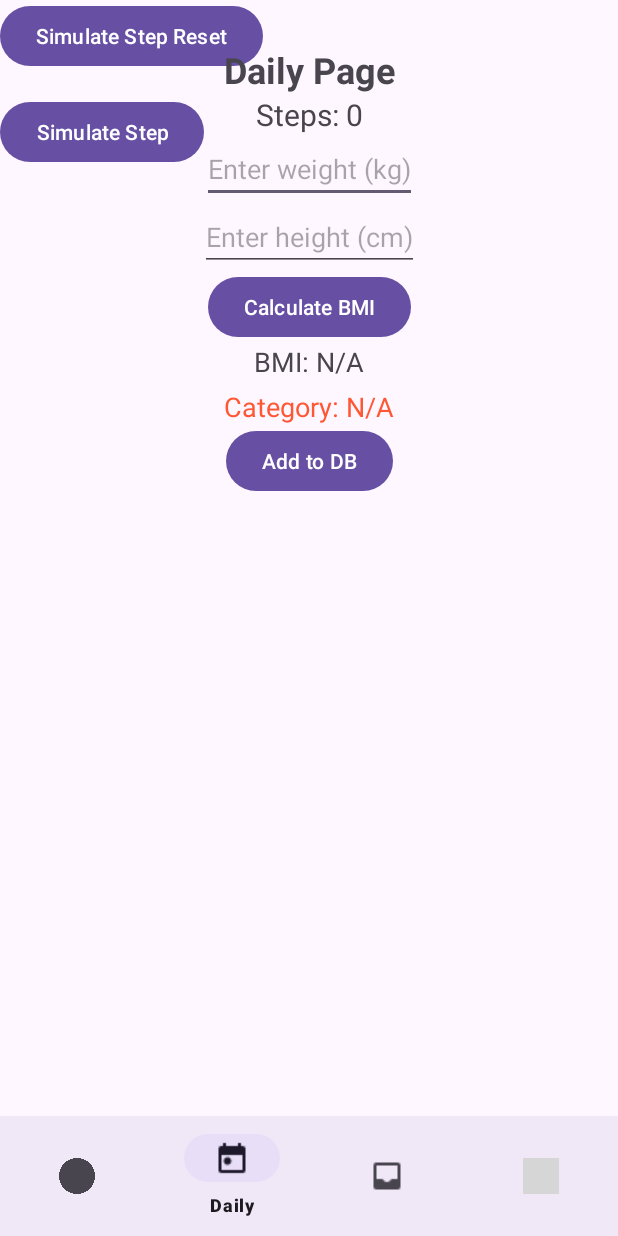
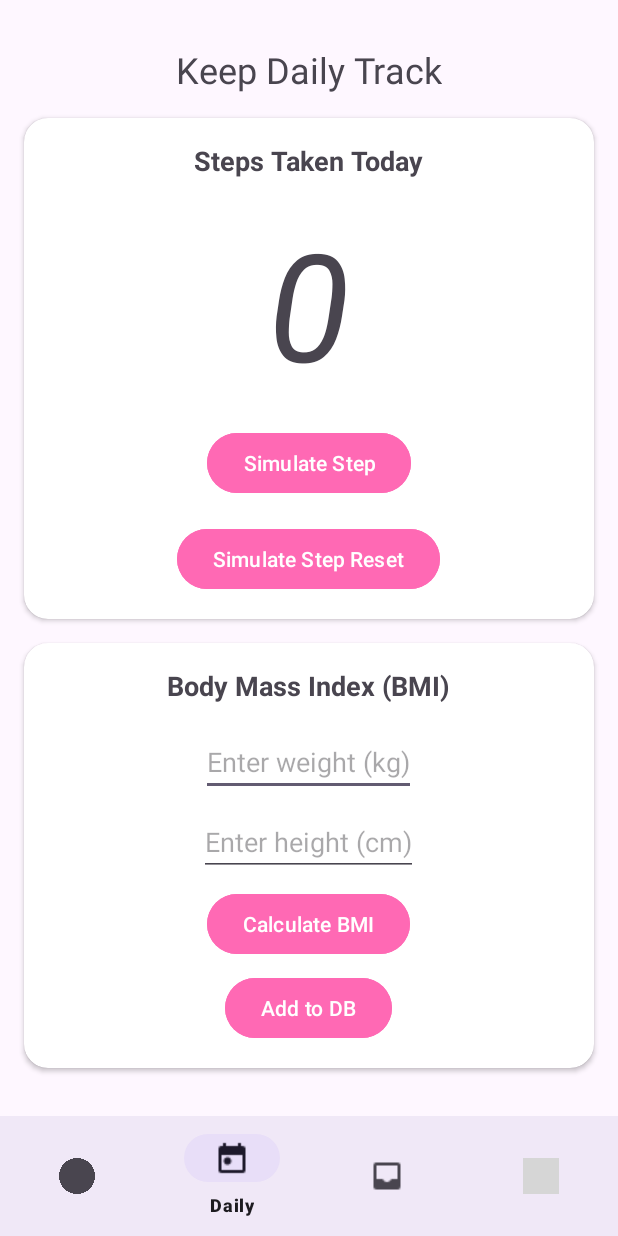
Before and after one commit to ishaanagarwal11/Regimony, an Android app: the screen it shows after launch once a user with an empty profile is signed in (Daily), item 2 of the bottom bar chosen, on a phone screen of 412 x 824 dp. Run offline under Robolectric (Android 15) with nearby library versions, the light colour scheme and no system bars; our stand-ins replace Firebase (no records; nobody signed in at launch, a user with empty details on screens opened directly); grey boxes are pictures that could not be loaded.

Commit message:
profile, records added proper
home page fix buttons, add tips, fix ui, fix clock notif

```diff
--- a/app/build.gradle.kts
+++ b/app/build.gradle.kts
@@ -48,7 +48,9 @@ dependencies {
     annotationProcessor(libs.compiler) // Required for Glide
 
     implementation(libs.play.services.auth)
-    implementation(libs.material.v160) // Ensure this or newer version is added
+
+    implementation (libs.material.v190)  // Use the latest stable version
+
 
 
 
--- a/app/src/main/AndroidManifest.xml
+++ b/app/src/main/AndroidManifest.xml
@@ -16,6 +16,8 @@
     <uses-permission android:name="android.permission.POST_NOTIFICATIONS"/>
     <uses-permission android:name="com.android.alarm.permission.SET_ALARM"/>
     <uses-permission android:name="android.permission.VIBRATE"/>
+    <uses-permission android:name="android.permission.CALL_PHONE" />
+
 
 
 
--- a/app/src/main/java/com/pe5/regimony/Home.java
+++ b/app/src/main/java/com/pe5/regimony/Home.java
@@ -33,10 +33,18 @@ public class Home extends AppCompatActivity {
 
     // Video embed codes array
     private String[] videoEmbeds = {
-            "<iframe width=\"560\" height=\"315\" src=\"https://www.youtube.com/embed/V2KCAfHjySQ?si=L6JgLFvk7zzqT39S\" title=\"YouTube video player\" frameborder=\"0\" allow=\"accelerometer; autoplay; clipboard-write; encrypted-media; gyroscope; picture-in-picture; web-share\" referrerpolicy=\"strict-origin-when-cross-origin\" allowfullscreen></iframe>",
-            "<iframe width=\"560\" height=\"315\" src=\"https://www.youtube.com/embed/3dQ6yKSttEc?si=D3H6jti4v7pRAAqQ\" title=\"YouTube video player\" frameborder=\"0\" allow=\"accelerometer; autoplay; clipboard-write; encrypted-media; gyroscope; picture-in-picture; web-share\" referrerpolicy=\"strict-origin-when-cross-origin\" allowfullscreen></iframe>",
-            "<iframe width=\"560\" height=\"315\" src=\"https://www.youtube.com/embed/R0GO9vdYvec?si=TyABzHuGfsYiN4XX\" title=\"YouTube video player\" frameborder=\"0\" allow=\"accelerometer; autoplay; clipboard-write; encrypted-media; gyroscope; picture-in-picture; web-share\" referrerpolicy=\"strict-origin-when-cross-origin\" allowfullscreen></iframe>"
+            "<iframe width=\"560\" height=\"315\" src=\"https://www.youtube.com/embed/c06dTj0v0sM?si=ZxE-ShVEMymfsfsZ\" title=\"YouTube video player\" frameborder=\"0\" allow=\"accelerometer; autoplay; clipboard-write; encrypted-media; gyroscope; picture-in-picture; web-share\" referrerpolicy=\"strict-origin-when-cross-origin\" allowfullscreen></iframe>",
+            "<iframe width=\"560\" height=\"315\" src=\"https://www.youtube.com/embed/Y8HIFRPU6pM?si=r1YCu7Ig10eVb4Lw\" title=\"YouTube video player\" frameborder=\"0\" allow=\"accelerometer; autoplay; clipboard-write; encrypted-media; gyroscope; picture-in-picture; web-share\" referrerpolicy=\"strict-origin-when-cross-origin\" allowfullscreen></iframe>",
+            "<iframe width=\"560\" height=\"315\" src=\"https://www.youtube.com/embed/vYC5ZzJI2PU?si=ad_ouYp_u-4DZxSp\" title=\"YouTube video player\" frameborder=\"0\" allow=\"accelerometer; autoplay; clipboard-write; encrypted-media; gyroscope; picture-in-picture; web-share\" referrerpolicy=\"strict-origin-when-cross-origin\" allowfullscreen></iframe>",
+            "<iframe width=\"560\" height=\"315\" src=\"https://www.youtube.com/embed/0g1uOi8K0mI?si=axtWQyHARlXIrHHD\" title=\"YouTube video player\" frameborder=\"0\" allow=\"accelerometer; autoplay; clipboard-write; encrypted-media; gyroscope; picture-in-picture; web-share\" referrerpolicy=\"strict-origin-when-cross-origin\" allowfullscreen></iframe>",
+            "<iframe width=\"560\" height=\"315\" src=\"https://www.youtube.com/embed/K3ecwyRMFSE?si=G6XiAfe0Ueom9m3_\" title=\"YouTube video player\" frameborder=\"0\" allow=\"accelerometer; autoplay; clipboard-write; encrypted-media; gyroscope; picture-in-picture; web-share\" referrerpolicy=\"strict-origin-when-cross-origin\" allowfullscreen></iframe>",
+            "<iframe width=\"560\" height=\"315\" src=\"https://www.youtube.com/embed/z6ffSvkAkSM?si=AeHdgrQd3LFN8zh4\" title=\"YouTube video player\" frameborder=\"0\" allow=\"accelerometer; autoplay; clipboard-write; encrypted-media; gyroscope; picture-in-picture; web-share\" referrerpolicy=\"strict-origin-when-cross-origin\" allowfullscreen></iframe>",
+            "<iframe width=\"560\" height=\"315\" src=\"https://www.youtube.com/embed/yvxX0XfqJtw?si=4gzs3jz3l70nDRY1\" title=\"YouTube video player\" frameborder=\"0\" allow=\"accelerometer; autoplay; clipboard-write; encrypted-media; gyroscope; picture-in-picture; web-share\" referrerpolicy=\"strict-origin-when-cross-origin\" allowfullscreen></iframe>",
+            "<iframe width=\"560\" height=\"315\" src=\"https://www.youtube.com/embed/vmwAL2yn-Ug?si=u-dQrZrDTfy6YHA-\" title=\"YouTube video player\" frameborder=\"0\" allow=\"accelerometer; autoplay; clipboard-write; encrypted-media; gyroscope; picture-in-picture; web-share\" referrerpolicy=\"strict-origin-when-cross-origin\" allowfullscreen></iframe>",
+            "<iframe width=\"560\" height=\"315\" src=\"https://www.youtube.com/embed/ExT6kFnmR-s?si=LIV2S6Dr82sWJ1Oy\" title=\"YouTube video player\" frameborder=\"0\" allow=\"accelerometer; autoplay; clipboard-write; encrypted-media; gyroscope; picture-in-picture; web-share\" referrerpolicy=\"strict-origin-when-cross-origin\" allowfullscreen></iframe>",
+            "<iframe width=\"560\" height=\"315\" src=\"https://www.youtube.com/embed/EvOWGRLnQQA?si=6pqtaD7mQs9wxpS3\" title=\"YouTube video player\" frameborder=\"0\" allow=\"accelerometer; autoplay; clipboard-write; encrypted-media; gyroscope; picture-in-picture; web-share\" referrerpolicy=\"strict-origin-when-cross-origin\" allowfullscreen></iframe>"
     };
+
 
     Random random = new Random(); // To randomly pick videos
 
@@ -134,6 +142,8 @@ public class Home extends AppCompatActivity {
     }
 
     // Adds a randomly chosen YouTube embed to the LinearLayout
+    // Adds a randomly chosen YouTube embed to the LinearLayout
+    // Adds a randomly chosen YouTube embed to the LinearLayout
     private void addRandomVideoEmbed() {
         WebView webView = new WebView(this);
 
@@ -154,15 +164,15 @@ public class Home extends AppCompatActivity {
         // Apply the layout params to the WebView
         webView.setLayoutParams(params);
 
+        // Randomly select one of the video embeds
+        String randomVideoEmbed = videoEmbeds[random.nextInt(videoEmbeds.length)];
+
         // Ensure iframe fits the screen width using 100% width and maintains aspect ratio
         String videoHtml = "<html><body style='margin:0;padding:0;'>"
                 + "<iframe width=\"100%\" height=\"auto\" style=\"aspect-ratio: 16/9;\""
-                + " src=\"https://www.youtube.com/embed/V2KCAfHjySQ?si=L6JgLFvk7zzqT39S\""
+                + " src=\"" + extractVideoSrc(randomVideoEmbed) + "\""
                 + " frameborder=\"0\" allowfullscreen></iframe>"
                 + "</body></html>";
-
-        // Adjust this to randomly pick one of your video embeds
-        String randomVideoEmbed = videoEmbeds[random.nextInt(videoEmbeds.length)];
 
         // Load the responsive HTML into the WebView
         webView.loadData(videoHtml, "text/html", "utf-8");
@@ -172,6 +182,15 @@ public class Home extends AppCompatActivity {
         // Add the WebView to the container
         webviewContainer.addView(webView);
     }
+
+    // Helper method to extract the src from the embed code
+    private String extractVideoSrc(String embedCode) {
+        int start = embedCode.indexOf("src=\"") + 5;
+        int end = embedCode.indexOf("\"", start);
+        return embedCode.substring(start, end);
+    }
+
+
 
     private void setGreetingMessage() {
         String greeting;
--- a/app/src/main/res/layout/activity_daily.xml
+++ b/app/src/main/res/layout/activity_daily.xml
@@ -8,53 +8,107 @@
     android:layout_height="match_parent"
     tools:context=".Daily">
 
-
-
-    <Button
-        android:id="@+id/resetStepsButton"
+    <!-- Page Title TextView -->
+    <TextView
+        android:id="@+id/dailyPageTitle"
         android:layout_width="wrap_content"
         android:layout_height="wrap_content"
-        android:text="Simulate Step Reset"
+        android:text="Keep Daily Track"
+        android:textSize="24sp"
+        android:textStyle="normal"
+        app:layout_constraintTop_toTopOf="parent"
+        app:layout_constraintStart_toStartOf="parent"
+        app:layout_constraintEnd_toEndOf="parent"
+        android:layout_marginTop="30dp"/>
+
+    <!-- Steps Section CardView -->
+    <androidx.cardview.widget.CardView
+        android:id="@+id/stepsSectionCard"
+        android:layout_width="0dp"
+        android:layout_height="wrap_content"
+        app:cardCornerRadius="16dp"
+        android:elevation="8dp"
+        app:layout_constraintTop_toBottomOf="@id/dailyPageTitle"
+        app:layout_constraintStart_toStartOf="parent"
+        app:layout_constraintEnd_toEndOf="parent"
+        android:layout_margin="16dp">
+
+        <LinearLayout
+            android:layout_width="match_parent"
+            android:layout_height="wrap_content"
+            android:orientation="vertical"
+            android:padding="16dp">
+
+            <!-- Steps Section Heading -->
+            <TextView
+                android:id="@+id/stepsSectionTitle"
+                android:layout_width="wrap_content"
+                android:layout_height="wrap_content"
+                android:text="Steps Taken Today"
+                android:textSize="18sp"
+                android:textStyle="bold"
+                android:layout_gravity="center"/>
+
+            <!-- Step Count Display -->
+            <TextView
+                android:id="@+id/stepCountTextView"
+                android:layout_width="wrap_content"
+                android:layout_height="wrap_content"
+                android:text="0"
+                android:textSize="100sp"
                 android:layout_gravity="center"
-        />
+                android:textStyle="italic"
+                android:layout_marginTop="16dp"/>
 
+            <!-- Simulate Step Button -->
             <Button
                 android:id="@+id/simulateStepButton"
                 android:layout_width="wrap_content"
                 android:layout_height="wrap_content"
                 android:text="Simulate Step"
                 android:layout_marginTop="16dp"
-        android:layout_gravity="center"
-        android:textColor="@android:color/white"
-        app:layout_constraintTop_toBottomOf="@id/resetStepsButton"
-        />
+                android:backgroundTint="#FF69B4"
+                android:layout_gravity="center"/>
 
-
-    <!-- Page Title TextView -->
-    <TextView
-        android:id="@+id/dailyPageTitle"
+            <!-- Reset Steps Button -->
+            <Button
+                android:id="@+id/resetStepsButton"
                 android:layout_width="wrap_content"
                 android:layout_height="wrap_content"
-        android:text="Daily Page"
-        android:textSize="24sp"
-        android:textStyle="bold"
-        android:layout_marginTop="30dp"
-        app:layout_constraintTop_toTopOf="parent"
+                android:text="Simulate Step Reset"
+                android:layout_marginTop="16dp"
+                android:backgroundTint="#FF69B4"
+                android:layout_gravity="center"/>
+        </LinearLayout>
+    </androidx.cardview.widget.CardView>
+
+    <!-- BMI Section CardView -->
+    <androidx.cardview.widget.CardView
+        android:id="@+id/bmiSectionCard"
+        android:layout_width="0dp"
+        android:layout_height="wrap_content"
+        app:cardCornerRadius="16dp"
+        android:elevation="8dp"
+        app:layout_constraintTop_toBottomOf="@id/stepsSectionCard"
         app:layout_constraintStart_toStartOf="parent"
         app:layout_constraintEnd_toEndOf="parent"
-        />
+        android:layout_margin="16dp">
 
-    <!-- Step Count Display -->
+        <LinearLayout
+            android:layout_width="match_parent"
+            android:layout_height="wrap_content"
+            android:orientation="vertical"
+            android:padding="16dp">
+
+            <!-- BMI Section Heading -->
             <TextView
-        android:id="@+id/stepCountTextView"
+                android:id="@+id/bmiSectionTitle"
                 android:layout_width="wrap_content"
                 android:layout_height="wrap_content"
-        android:text="Steps: 0"
-        android:textSize="20sp"
-        app:layout_constraintTop_toBottomOf="@id/dailyPageTitle"
-        app:layout_constraintStart_toStartOf="parent"
-        app:layout_constraintEnd_toEndOf="parent"
- />
+                android:text="Body Mass Index (BMI)"
+                android:textSize="18sp"
+                android:textStyle="bold"
+                android:layout_gravity="center"/>
 
             <!-- Weight Input -->
             <EditText
@@ -64,10 +118,8 @@
                 android:autofillHints="Enter weight (kg)"
                 android:hint="Enter weight (kg)"
                 android:inputType="numberDecimal"
-        app:layout_constraintTop_toBottomOf="@id/stepCountTextView"
-        app:layout_constraintStart_toStartOf="parent"
-        app:layout_constraintEnd_toEndOf="parent"
- />
+                android:layout_marginTop="16dp"
+                android:layout_gravity="center"/>
 
             <!-- Height Input -->
             <EditText
@@ -77,10 +129,8 @@
                 android:autofillHints="Enter height (cm)"
                 android:hint="Enter height (cm)"
                 android:inputType="numberDecimal"
-        app:layout_constraintTop_toBottomOf="@id/weightInput"
-        app:layout_constraintStart_toStartOf="parent"
-        app:layout_constraintEnd_toEndOf="parent"
-/>
+                android:layout_marginTop="8dp"
+                android:layout_gravity="center"/>
 
             <!-- BMI Calculation Button -->
             <Button
@@ -88,10 +138,9 @@
                 android:layout_width="wrap_content"
                 android:layout_height="wrap_content"
                 android:text="Calculate BMI"
-        app:layout_constraintTop_toBottomOf="@id/heightInput"
-        app:layout_constraintStart_toStartOf="parent"
-        app:layout_constraintEnd_toEndOf="parent"
- />
+                android:layout_marginTop="8dp"
+                android:backgroundTint="#FF69B4"
+                android:layout_gravity="center"/>
 
             <!-- BMI Result Display -->
             <TextView
@@ -100,10 +149,8 @@
                 android:layout_height="wrap_content"
                 android:text="BMI: N/A"
                 android:textSize="18sp"
-        app:layout_constraintTop_toBottomOf="@id/calculateBmiButton"
-        app:layout_constraintStart_toStartOf="parent"
-        app:layout_constraintEnd_toEndOf="parent"
-     />
+                android:layout_marginTop="8dp"
+                android:layout_gravity="center"/>
 
             <!-- BMI Category Display -->
             <TextView
@@ -114,10 +161,7 @@
                 android:textSize="18sp"
                 android:textColor="#FF5733"
                 android:layout_marginTop="5dp"
-        app:layout_constraintTop_toBottomOf="@id/bmiResultTextView"
-        app:layout_constraintStart_toStartOf="parent"
-        app:layout_constraintEnd_toEndOf="parent"
-        />
+                android:layout_gravity="center"/>
 
             <!-- Add BMI Data to Database Button -->
             <Button
@@ -125,10 +169,12 @@
                 android:layout_width="wrap_content"
                 android:layout_height="wrap_content"
                 android:text="Add to DB"
-        app:layout_constraintTop_toBottomOf="@id/bmiCategoryTextView"
-        app:layout_constraintStart_toStartOf="parent"
-        app:layout_constraintEnd_toEndOf="parent"
-/>
+                android:layout_marginTop="8dp"
+                android:backgroundTint="#FF69B4"
+                android:layout_gravity="center"/>
+
+        </LinearLayout>
+    </androidx.cardview.widget.CardView>
 
     <!-- Bottom Navigation Bar -->
     <com.google.android.material.bottomnavigation.BottomNavigationView
@@ -139,7 +185,6 @@
         app:menu="@menu/bottom_nav_menu"
         app:layout_constraintBottom_toBottomOf="parent"
         app:layout_constraintStart_toStartOf="parent"
-        app:layout_constraintEnd_toEndOf="parent"
-        />
+        app:layout_constraintEnd_toEndOf="parent"/>
 
 </androidx.constraintlayout.widget.ConstraintLayout>
--- a/gradle/libs.versions.toml
+++ b/gradle/libs.versions.toml
@@ -2,6 +2,7 @@
 agp = "8.5.1"
 compiler = "4.16.0"
 glide = "4.16.0"
+googleMaterial = "1.9.0"
 junit = "4.13.2"
 junitVersion = "1.2.1"
 espressoCore = "3.6.1"
@@ -27,6 +28,7 @@ activity = { group = "androidx.activity", name = "activity", version.ref = "acti
 constraintlayout = { group = "androidx.constraintlayout", name = "constraintlayout", version.ref = "constraintlayout" }
 firebase-auth = { group = "com.google.firebase", name = "firebase-auth", version.ref = "firebaseAuth" }
 material-v160 = { module = "com.google.android.material:material", version.ref = "materialVersion" }
+material-v190 = { module = "com.google.android.material:material", version.ref = "googleMaterial" }
 mpandroidchart = { module = "com.github.PhilJay:MPAndroidChart", version.ref = "mpandroidchart" }
 play-services-auth = { module = "com.google.android.gms:play-services-auth", version.ref = "playServicesAuth" }
 
```
Also changed, not shown: app/src/main/java/com/pe5/regimony/CustomCircularImageView.java (added, +58 -0 lines), app/src/main/java/com/pe5/regimony/Daily.java (+107 -0 lines), app/src/main/java/com/pe5/regimony/DatabaseHelper.java (+8 -0 lines), app/src/main/java/com/pe5/regimony/Profile.java (+106 -7 lines), app/src/main/java/com/pe5/regimony/Records.java (+101 -3 lines), app/src/main/res/drawable/circular_image.xml (added, +11 -0 lines), app/src/main/res/drawable/rounded_rectangle.xml (added, +7 -0 lines), app/src/main/res/layout/activity_profile.xml (+57 -8 lines), app/src/main/res/layout/activity_records.xml (+39 -0 lines), app/src/main/java/com/pe5/regimony/MidnightResetReceiver.java (line endings or trailing spaces). Lines whose indentation alone changed are shown as unchanged.
